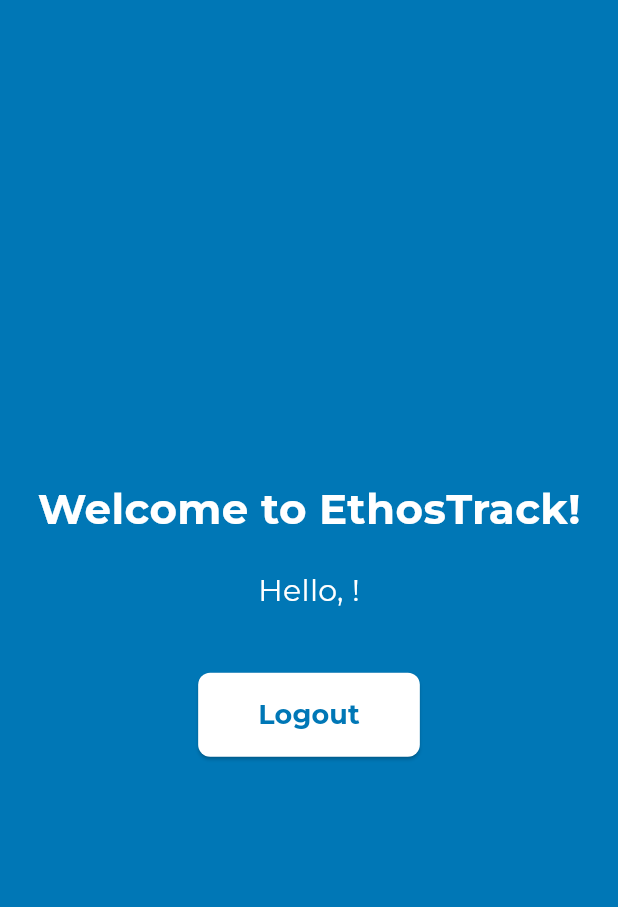
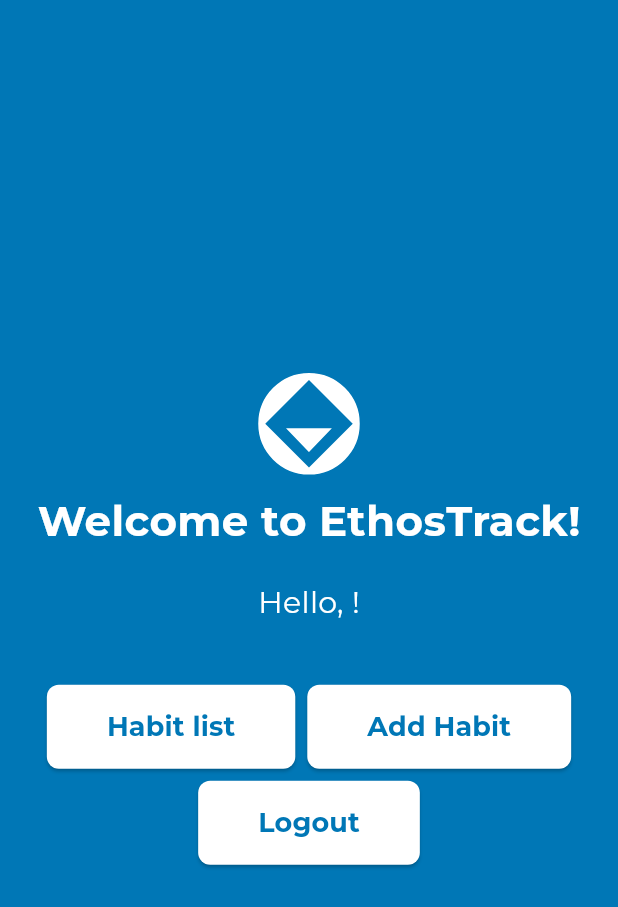
Before and after one commit to NicoBoni55/EthosTrack, a Flutter app: the HomeScreen screen opened directly, on a phone screen of 412 x 824 dp. Shown: the top 907 px of the screen. Run offline on Flutter 3.47's test engine with Material 3 defaults, Android fonts, the phone set to English and light mode, and no system bars; our stand-ins replace cloud_firestore, firebase_auth, firebase_core, flutter_svg, google_fonts; accounts and stored records are empty.

Commit message:
home pAge buttons

```diff
--- a/ethostrack/lib/screens/home_screen.dart
+++ b/ethostrack/lib/screens/home_screen.dart
@@ -1,3 +1,6 @@
+import 'package:ethostrack/screens/habits/habits_list.dart';
+import 'package:flutter_svg/svg.dart';
+import '../screens/habits/create_habits_screen.dart';
 import 'package:flutter/material.dart';
 import 'package:google_fonts/google_fonts.dart';
 import '../services/auth_service.dart';
@@ -47,13 +50,14 @@
         body: Center(child: CircularProgressIndicator(color: Colors.white)),
       );
     }
-
     return Scaffold(
       backgroundColor: Color(0xFF0077B6),
       body: Center(
         child: Column(
           mainAxisAlignment: MainAxisAlignment.center,
           children: [
+              SvgPicture.asset('assets/images/Logo.svg', width: 70, height: 70),
+              const SizedBox(height: 10),
             Text(
               'Welcome to EthosTrack!',
               style: GoogleFonts.montserrat(
@@ -72,6 +76,63 @@
                 ),
               ),
             const SizedBox(height: 40),
+            Row(
+              mainAxisAlignment: MainAxisAlignment.center,
+              children: [
+                ElevatedButton(
+                  onPressed: () {
+                    Navigator.push(
+                      context,
+                      MaterialPageRoute(
+                        builder: (context) => HabitsList(),
+                      ),
+                    );
+                  },
+                  style: ElevatedButton.styleFrom(
+                    backgroundColor: Colors.white,
+                    padding: EdgeInsets.symmetric(horizontal: 40, vertical: 15),
+                    shape: RoundedRectangleBorder(
+                    borderRadius: BorderRadius.circular(8),
+                    ),
+                  ),
+                  child: Text(
+                    'Habit list',
+                    style: GoogleFonts.montserrat(
+                      color: Color(0xFF0077B6),
+                      fontSize: 18,
+                      fontWeight: FontWeight.bold,
+                    ),
+                  )
+                ),
+                const SizedBox(width: 8),
+                ElevatedButton(
+                  onPressed: () {
+                    Navigator.push(
+                      context,
+                      MaterialPageRoute(
+                        builder: (context) => CreateHabitsScreen(),
+                      )
+                    );
+                  },
+                  style: ElevatedButton.styleFrom(
+                    backgroundColor: Colors.white,
+                    padding: EdgeInsets.symmetric(horizontal: 40, vertical: 15),
+                    shape: RoundedRectangleBorder(
+                    borderRadius: BorderRadius.circular(8),
+                    ),
+                  ),
+                  child: Text(
+                    'Add Habit',
+                    style: GoogleFonts.montserrat(
+                      color: Color(0xFF0077B6),
+                      fontSize: 18,
+                      fontWeight: FontWeight.bold,
+                    ),
+                  )
+                )
+              ],
+            ),
+            const SizedBox(height: 8),
             ElevatedButton(
               onPressed: _signOut,
               style: ElevatedButton.styleFrom(
--- a/ethostrack/lib/screens/sign_up.dart
+++ b/ethostrack/lib/screens/sign_up.dart
@@ -104,7 +104,7 @@
         if (mounted) {
           Navigator.pushReplacement(
             context,
-            MaterialPageRoute(builder: (context) => const CreateHabitsScreen()),
+            MaterialPageRoute(builder: (context) => HomeScreen()),
           );
         }
       } else {
```
Also changed, not shown: ethostrack/lib/screens/login.dart (+3 -13 lines).
